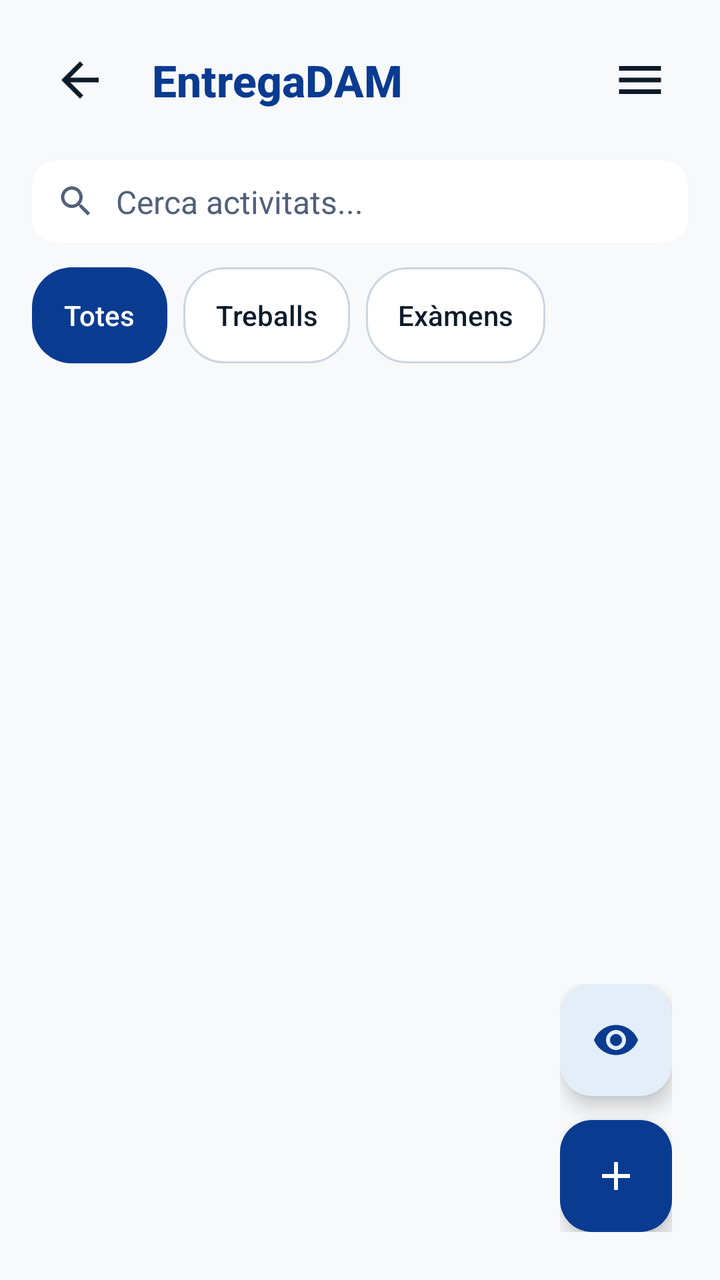
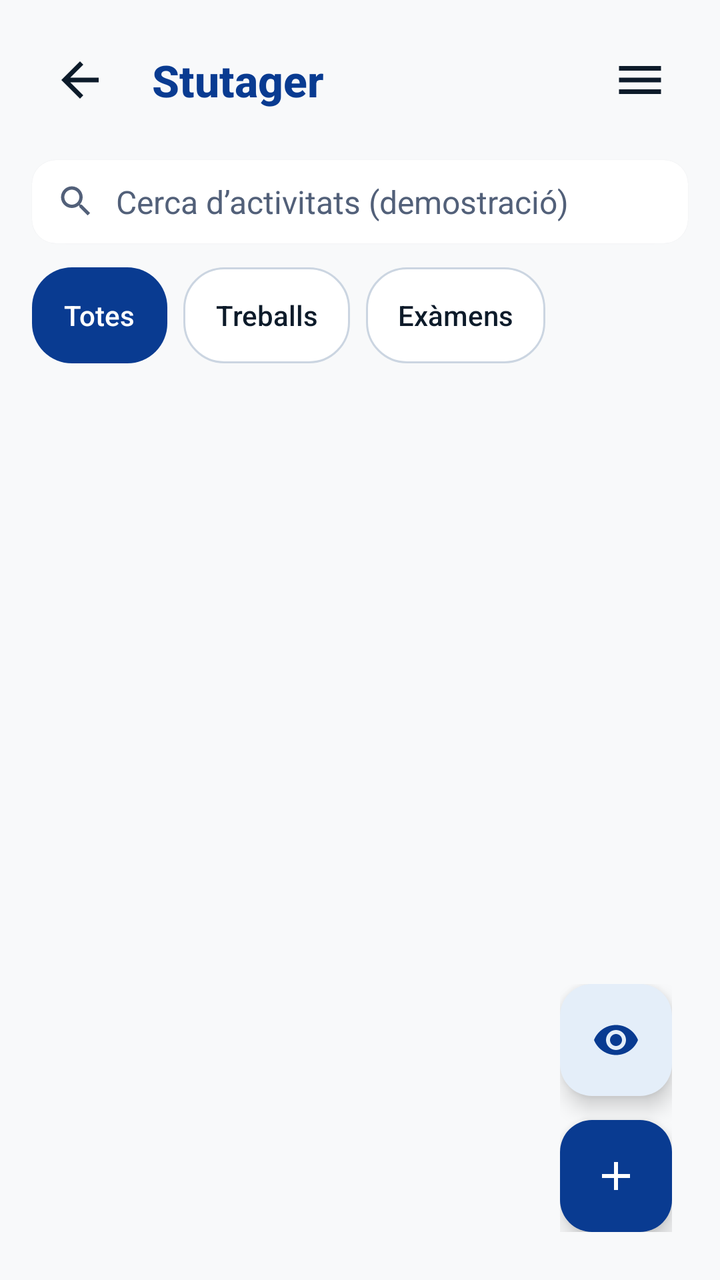

The first picture is an Android layout as it rendered before a commit; the second is the same layout after the commit. The layout source and the unified diff follow.
<!-- AndroidManifest.xml: application theme Theme.Stutager -->
<!-- res/layout/activity_main.xml -->
<androidx.coordinatorlayout.widget.CoordinatorLayout xmlns:android="http://schemas.android.com/apk/res/android"
    xmlns:app="http://schemas.android.com/apk/res-auto"
    android:id="@+id/main"
    android:layout_width="match_parent"
    android:layout_height="match_parent"
    android:fitsSystemWindows="true">

    <LinearLayout
        android:layout_width="match_parent"
        android:layout_height="match_parent"
        android:fitsSystemWindows="true"
        android:orientation="vertical">

        <LinearLayout
            android:layout_width="match_parent"
            android:layout_height="wrap_content"
            android:fitsSystemWindows="true"
            android:gravity="center_vertical"
            android:orientation="horizontal"
            android:padding="16dp">

            <ImageView
                android:id="@+id/btnBack"
                android:clickable="true"
                android:focusable="true"
                android:layout_width="48dp"
                android:layout_height="48dp"
                android:layout_marginEnd="12dp"
                android:background="?attr/selectableItemBackgroundBorderless"
                android:contentDescription="@string/back_desc"
                android:padding="10dp"
                android:src="@drawable/ic_back"
                app:tint="?attr/colorOnSurface" />

            <TextView
                android:layout_width="0dp"
                android:layout_height="wrap_content"
                android:layout_weight="1"
                android:fontFamily="sans-serif-medium"
                android:text="@string/app_name"
                android:textColor="?attr/colorSecondary"
                android:textSize="22sp"
                android:textStyle="bold" />

            <ImageView
                android:id="@+id/btnMenu"
                android:clickable="true"
                android:focusable="true"
                android:layout_width="48dp"
                android:layout_height="48dp"
                android:background="?attr/selectableItemBackgroundBorderless"
                android:contentDescription="@string/menu_desc"
                android:padding="10dp"
                android:src="@drawable/ic_menu"
                app:tint="?attr/colorOnSurface" />
        </LinearLayout>

        <androidx.cardview.widget.CardView
            android:layout_width="match_parent"
            android:layout_height="wrap_content"
            android:layout_marginHorizontal="16dp"
            android:layout_marginBottom="12dp"
            app:cardCornerRadius="12dp"
            app:cardElevation="1dp"
            app:cardUseCompatPadding="false"
            app:cardBackgroundColor="?attr/colorSurface">

            <androidx.appcompat.widget.AppCompatTextView
                android:layout_width="match_parent"
                android:layout_height="wrap_content"
                android:gravity="center_vertical"
                android:paddingHorizontal="12dp"
                android:paddingVertical="10dp"
                android:drawablePadding="10dp"
                android:text="@string/search_activities_hint"
                android:textColor="?attr/colorOnSurfaceVariant"
                android:textSize="16sp"
                app:drawableStartCompat="@drawable/ic_search_20"
                app:drawableTint="?attr/colorOnSurfaceVariant" />
        </androidx.cardview.widget.CardView>

        <LinearLayout
            android:id="@+id/activityTabs"
            android:layout_width="match_parent"
            android:layout_height="wrap_content"
            android:orientation="horizontal"
            android:paddingHorizontal="16dp"
            android:paddingBottom="16dp">

            <TextView
                android:layout_width="wrap_content"
                android:layout_height="wrap_content"
                android:layout_marginEnd="8dp"
                android:background="@drawable/chip_selected_bg"
                android:fontFamily="sans-serif-medium"
                android:minHeight="48dp"
                android:gravity="center"
                android:paddingHorizontal="16dp"
                android:text="@string/filter_all"
                android:textColor="?attr/colorOnSecondary"
                android:textSize="14sp" />

            <TextView
                android:layout_width="wrap_content"
                android:layout_height="wrap_content"
                android:layout_marginEnd="8dp"
                android:background="@drawable/chip_unselected_bg"
                android:fontFamily="sans-serif-medium"
                android:minHeight="48dp"
                android:gravity="center"
                android:paddingHorizontal="16dp"
                android:text="@string/filter_works"
                android:textColor="?attr/colorOnSurface"
                android:textSize="14sp" />

            <TextView
                android:layout_width="wrap_content"
                android:layout_height="wrap_content"
                android:background="@drawable/chip_unselected_bg"
                android:fontFamily="sans-serif-medium"
                android:minHeight="48dp"
                android:gravity="center"
                android:paddingHorizontal="16dp"
                android:text="@string/filter_exams"
                android:textColor="?attr/colorOnSurface"
                android:textSize="14sp" />
        </LinearLayout>

        <androidx.recyclerview.widget.RecyclerView
            android:id="@+id/recyclerViewTasks"
            android:layout_width="match_parent"
            android:layout_height="0dp"
            android:layout_weight="1"
            android:clipToPadding="false"
            android:paddingHorizontal="16dp"
            android:paddingBottom="160dp" />
    </LinearLayout>

    <LinearLayout
        android:layout_width="wrap_content"
        android:layout_height="wrap_content"
        android:layout_gravity="bottom|end"
        android:layout_margin="24dp"
        android:orientation="vertical">

        <com.google.android.material.floatingactionbutton.FloatingActionButton
            android:id="@+id/btnAllTasks"
            android:layout_width="wrap_content"
            android:layout_height="wrap_content"
            android:layout_marginBottom="12dp"
            android:clickable="true"
            android:focusable="true"
            android:contentDescription="@string/fab_all_tasks_desc"
            android:src="@drawable/ic_view"
            app:backgroundTint="?attr/colorSurface"
            app:tint="?attr/colorSecondary" />

        <com.google.android.material.floatingactionbutton.FloatingActionButton
            android:id="@+id/btnAddActivity"
            android:layout_width="wrap_content"
            android:layout_height="wrap_content"
            android:clickable="true"
            android:focusable="true"
            android:contentDescription="@string/fab_add_activity_desc"
            android:src="@drawable/ic_add"
            app:backgroundTint="?attr/colorSecondary"
            app:tint="?attr/colorOnSecondary" />
    </LinearLayout>

</androidx.coordinatorlayout.widget.CoordinatorLayout>
<!-- resources referenced by this layout -->
<resources>
  <!-- drawable chip_selected_bg (drawable) -->
  <shape xmlns:android="http://schemas.android.com/apk/res/android"
      android:shape="rectangle">
      <solid android:color="?attr/colorSecondary" />
      <corners android:radius="20dp" />
  </shape>
  <!-- drawable chip_unselected_bg (drawable) -->
  <shape xmlns:android="http://schemas.android.com/apk/res/android"
      android:shape="rectangle">
      <solid android:color="?attr/colorSurface" />
      <stroke android:width="1dp" android:color="?attr/colorOutlineVariant" />
      <corners android:radius="20dp" />
  </shape>
  <!-- drawable ic_add (drawable) -->
  <vector xmlns:android="http://schemas.android.com/apk/res/android"
      android:width="24dp"
      android:height="24dp"
      android:viewportWidth="24"
      android:viewportHeight="24">
    <path
        android:fillColor="?attr/colorOnPrimary"
        android:pathData="M19,13h-6v6h-2v-6H5v-2h6V5h2v6h6v2z"/>
  </vector>
  <!-- drawable ic_menu (drawable) -->
  <vector xmlns:android="http://schemas.android.com/apk/res/android"
      android:width="24dp"
      android:height="24dp"
      android:viewportWidth="24"
      android:viewportHeight="24">
    <path
        android:fillColor="?attr/colorSecondary"
        android:pathData="M3,18h18v-2H3v2zm0-5h18v-2H3v2zm0-7v2h18V6H3z"/>
  </vector>
  <!-- drawable ic_search_20 (drawable) -->
  <layer-list xmlns:android="http://schemas.android.com/apk/res/android">
      <item
          android:width="20dp"
          android:height="20dp"
          android:drawable="@drawable/ic_search" />
  </layer-list>
  <string name="app_name">EntregaDAM</string>
  <string name="back_desc">Back</string>
  <string name="fab_add_activity_desc">Nova activitat</string>
  <string name="fab_all_tasks_desc">Totes les tasques</string>
  <string name="filter_all">Totes</string>
  <string name="filter_exams">Exàmens</string>
  <string name="filter_works">Treballs</string>
  <string name="menu_desc">Menu</string>
  <string name="search_activities_hint">Cerca activitats...</string>
  <color name="color_primary">#0064CF</color>
  <color name="color_on_primary">#FFFFFF</color>
  <color name="color_primary_container">#D8E7FF</color>
  <color name="color_on_primary_container">#002F65</color>
  <color name="color_secondary">#093B91</color>
  <color name="color_on_secondary">#FFFFFF</color>
  <color name="color_secondary_container">#E0EDFF</color>
  <color name="color_on_secondary_container">#003C96</color>
  <color name="color_tertiary">#0F766E</color>
  <color name="color_on_tertiary">#FFFFFF</color>
  <color name="color_tertiary_container">#CCFBF1</color>
  <color name="color_on_tertiary_container">#00504A</color>
  <color name="color_error">#BA1A1A</color>
  <color name="color_on_error">#FFFFFF</color>
  <color name="color_error_container">#FFDAD6</color>
  <color name="color_on_error_container">#410002</color>
  <color name="color_background">#F8F9FA</color>
  <color name="color_on_background">#0D1B2A</color>
  <color name="color_surface">#FFFFFF</color>
  <color name="color_on_surface">#0D1B2A</color>
  <color name="color_surface_variant">#E0E6EF</color>
  <color name="color_on_surface_variant">#526079</color>
  <color name="color_outline">#728093</color>
  <color name="color_outline_variant">#CBD5E1</color>
  <color name="color_surface_dim">#D8DADF</color>
  <color name="color_surface_bright">#FFFFFF</color>
  <color name="color_surface_container_lowest">#FFFFFF</color>
  <color name="color_surface_container_low">#F4F8FC</color>
  <color name="color_surface_container">#EEF2F7</color>
  <color name="color_surface_container_high">#E8ECF1</color>
  <color name="color_surface_container_highest">#E1E6EB</color>
  <color name="color_inverse_surface">#29313B</color>
  <color name="color_inverse_on_surface">#F1F5FB</color>
  <color name="color_inverse_primary">#ABC7FF</color>
  <!-- unchanged entries left out for length: 4 -->
</resources>

<!-- the commit's change to res/layout/activity_main.xml (unified diff, before → after) -->
@@ -2,19 +2,16 @@
     xmlns:app="http://schemas.android.com/apk/res-auto"
     android:id="@+id/main"
     android:layout_width="match_parent"
-    android:layout_height="match_parent"
-    android:fitsSystemWindows="true">
+    android:layout_height="match_parent">
 
     <LinearLayout
         android:layout_width="match_parent"
         android:layout_height="match_parent"
-        android:fitsSystemWindows="true"
         android:orientation="vertical">
 
         <LinearLayout
             android:layout_width="match_parent"
             android:layout_height="wrap_content"
-            android:fitsSystemWindows="true"
             android:gravity="center_vertical"
             android:orientation="horizontal"
             android:padding="16dp">
@@ -126,6 +123,26 @@
                 android:textSize="14sp" />
         </LinearLayout>
 
+        <TextView
+            android:id="@+id/tvTasksCount"
+            android:layout_width="match_parent"
+            android:layout_height="wrap_content"
+            android:paddingHorizontal="16dp"
+            android:paddingBottom="8dp"
+            android:textColor="?attr/colorOnSurfaceVariant"
+            android:textSize="12sp" />
+
+        <TextView
+            android:id="@+id/tvEmptyTasks"
+            android:layout_width="match_parent"
+            android:layout_height="wrap_content"
+            android:gravity="center"
+            android:padding="16dp"
+            android:text="@string/list_empty_summary"
+            android:textColor="?attr/colorOnSurfaceVariant"
+            android:textSize="16sp"
+            android:visibility="gone" />
+
         <androidx.recyclerview.widget.RecyclerView
             android:id="@+id/recyclerViewTasks"
             android:layout_width="match_parent"
<!-- resource entries referenced after the edit -->
@@ -40,15 +40,16 @@
           android:height="20dp"
           android:drawable="@drawable/ic_search" />
   </layer-list>
-  <string name="app_name">EntregaDAM</string>
-  <string name="back_desc">Back</string>
+  <string name="app_name">Stutager</string>
+  <string name="back_desc">Torna enrere</string>
   <string name="fab_add_activity_desc">Nova activitat</string>
   <string name="fab_all_tasks_desc">Totes les tasques</string>
   <string name="filter_all">Totes</string>
   <string name="filter_exams">Exàmens</string>
   <string name="filter_works">Treballs</string>
-  <string name="menu_desc">Menu</string>
-  <string name="search_activities_hint">Cerca activitats...</string>
+  <string name="list_empty_summary">No hi ha tasques al resum.</string>
+  <string name="menu_desc">Menú</string>
+  <string name="search_activities_hint">Cerca d’activitats (demostració)</string>
   <color name="color_primary">#0064CF</color>
   <color name="color_on_primary">#FFFFFF</color>
   <color name="color_primary_container">#D8E7FF</color>
